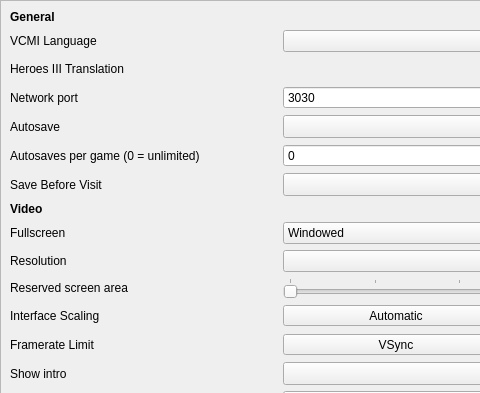
This is launcher/settingsView/csettingsview_moc.ui in vcmi/vcmi as Qt 5 draws it before an edit; both pictures show x 0 to 480 and y 0 to 393 of the 745 by 708 pixel window. The edited form follows.
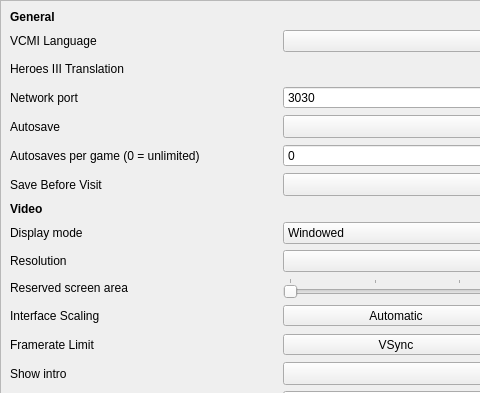
This is the edited form.

Commit message: Rework client display modes and window state handling

Diff of the .ui file:
```diff
--- a/launcher/settingsView/csettingsview_moc.ui
+++ b/launcher/settingsView/csettingsview_moc.ui
@@ -1246,7 +1246,7 @@
        <item row="12" column="0">
         <widget class="QLabel" name="labelFullScreen">
          <property name="text">
-          <string>Fullscreen</string>
+          <string>Display mode</string>
          </property>
         </widget>
        </item>
```
Left out of the diff: 10 changed lines with no effect on the pictures. The commit also changes 17 other files.
